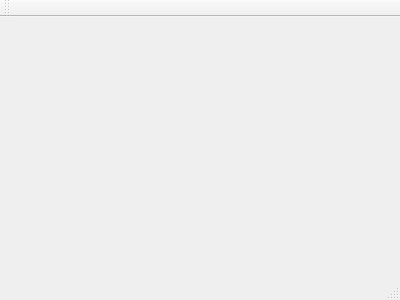
Before: the Qt Designer form mainwindow.ui in xykdaGhost/Serial, drawn with Qt 5.
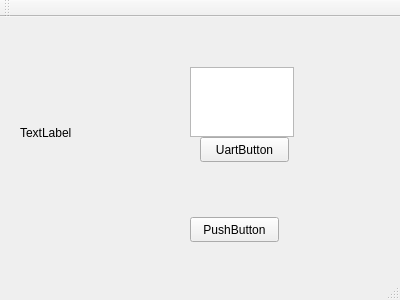
After: the same form once the commit is applied.

What changed in the file:
```diff
--- a/mainwindow.ui
+++ b/mainwindow.ui
@@ -12,13 +12,78 @@
   <property name="windowTitle" >
    <string>MainWindow</string>
   </property>
-  <widget class="QMenuBar" name="menuBar" />
-  <widget class="QToolBar" name="mainToolBar" />
-  <widget class="QWidget" name="centralWidget" />
-  <widget class="QStatusBar" name="statusBar" />
+  <widget class="QWidget" name="centralWidget">
+   <widget class="QLabel" name="label">
+    <property name="geometry">
+     <rect>
+      <x>20</x>
+      <y>50</y>
+      <width>371</width>
+      <height>131</height>
+     </rect>
+    </property>
+    <property name="text">
+     <string>TextLabel</string>
+    </property>
+   </widget>
+   <widget class="QPushButton" name="pushButton">
+    <property name="geometry">
+     <rect>
+      <x>190</x>
+      <y>200</y>
+      <width>89</width>
+      <height>25</height>
+     </rect>
+    </property>
+    <property name="text">
+     <string>PushButton</string>
+    </property>
+   </widget>
+   <widget class="QTextEdit" name="textEdit">
+    <property name="geometry">
+     <rect>
+      <x>190</x>
+      <y>50</y>
+      <width>104</width>
+      <height>70</height>
+     </rect>
+    </property>
+   </widget>
+   <widget class="QPushButton" name="uartButton">
+    <property name="geometry">
+     <rect>
+      <x>200</x>
+      <y>120</y>
+      <width>89</width>
+      <height>25</height>
+     </rect>
+    </property>
+    <property name="text">
+     <string>UartButton</string>
+    </property>
+   </widget>
+  </widget>
+  <widget class="QMenuBar" name="menuBar">
+   <property name="geometry">
+    <rect>
+     <x>0</x>
+     <y>0</y>
+     <width>400</width>
+     <height>22</height>
+    </rect>
+   </property>
+  </widget>
+  <widget class="QToolBar" name="mainToolBar">
+   <attribute name="toolBarArea">
+    <enum>TopToolBarArea</enum>
+   </attribute>
+   <attribute name="toolBarBreak">
+    <bool>false</bool>
+   </attribute>
+  </widget>
+  <widget class="QStatusBar" name="statusBar"/>
  </widget>
- <layoutDefault spacing="6" margin="11" />
- <pixmapfunction></pixmapfunction>
+ <layoutdefault spacing="6" margin="11"/>
  <resources/>
  <connections/>
 </ui>
```
Left out of the diff: 7 changed lines with no effect on the pictures.
